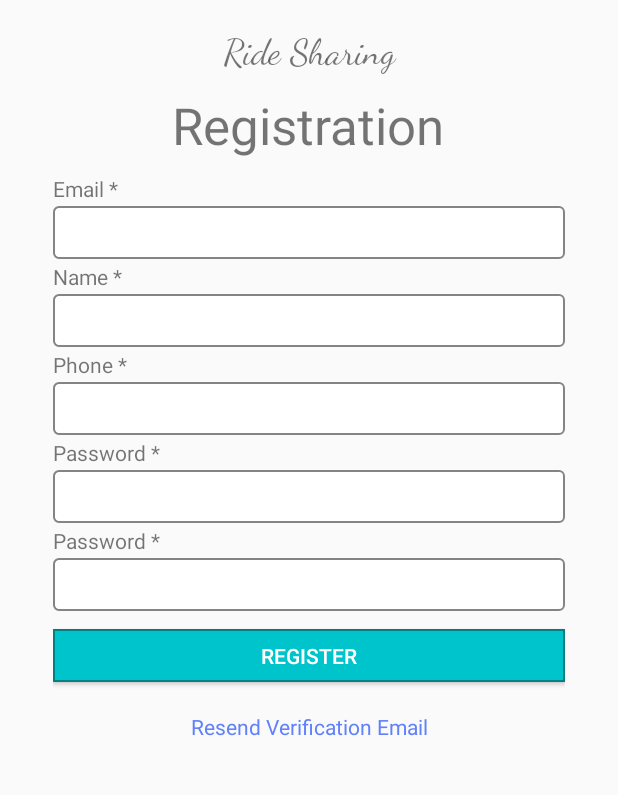
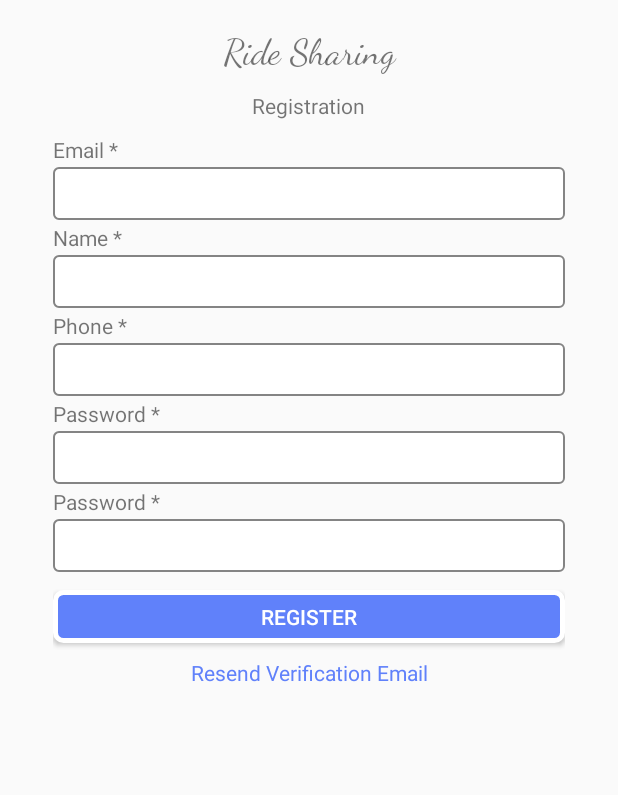
Before and after one commit to maxahirwe/MDPproject, an Android app: the RegisterActivity screen opened directly, with no data from a screen before it, on a phone screen of 412 x 824 dp, the part 113-908 px from its top. Run offline under Robolectric (Android 15) with nearby library versions, the light colour scheme and no system bars; our stand-ins replace Firebase (no records; nobody signed in at launch, a user with empty details on screens opened directly).

Commit message:
removed ugly colors

```diff
--- a/app/src/main/res/drawable-xhdpi/btn_shape.xml
+++ b/app/src/main/res/drawable-xhdpi/btn_shape.xml
@@ -1,6 +1,6 @@
 <?xml version="1.0" encoding="UTF-8"?>
 <shape xmlns:android="http://schemas.android.com/apk/res/android">
-    <solid android:color="@android:color/holo_blue_light"/>
+    <solid android:color="@color/colorPrimaryDark"/>
     <stroke android:width="3dp" android:color="#ffffff" />
     <corners android:radius="5dp"/>
     <padding android:left="0dp" android:top="0dp" android:right="0dp" android:bottom="0dp" />
--- a/app/src/main/res/layout/activity_register.xml
+++ b/app/src/main/res/layout/activity_register.xml
@@ -33,10 +33,10 @@
             android:layout_width="wrap_content"
             android:layout_height="wrap_content"
             android:layout_centerHorizontal="true"
+            android:layout_marginBottom="10dp"
             android:layout_marginTop="5dp"
-            android:layout_marginBottom="10dp"
             android:text="Registration"
-            android:textSize="34sp" />
+            android:textSize="14sp" />
 
         <TextView
             android:layout_width="match_parent"
@@ -114,9 +114,8 @@
             android:id="@+id/btn_register"
             android:layout_width="match_parent"
             android:layout_height="35dp"
-            android:layout_marginBottom="10dp"
             android:layout_marginTop="10dp"
-            android:background="@drawable/blue_button"
+            android:background="@drawable/btn_shape"
             android:text="Register"
             android:textColor="@android:color/white" />
 
```
Also changed, not shown: app/src/main/res/layout/activity_login.xml (+4 -4 lines).
